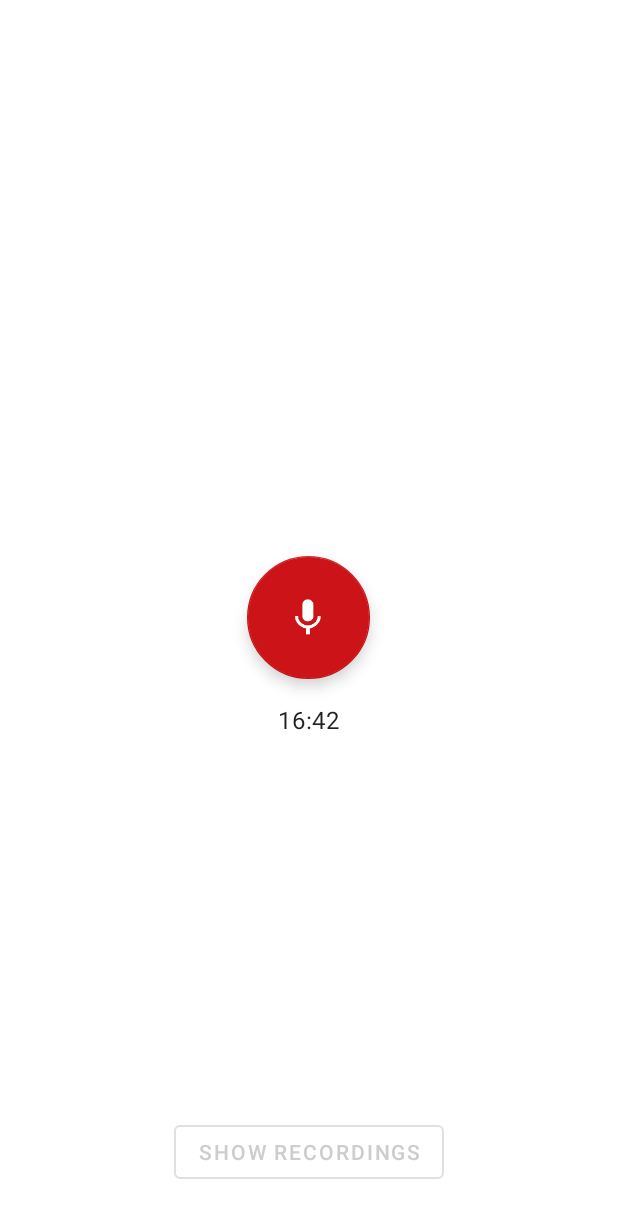
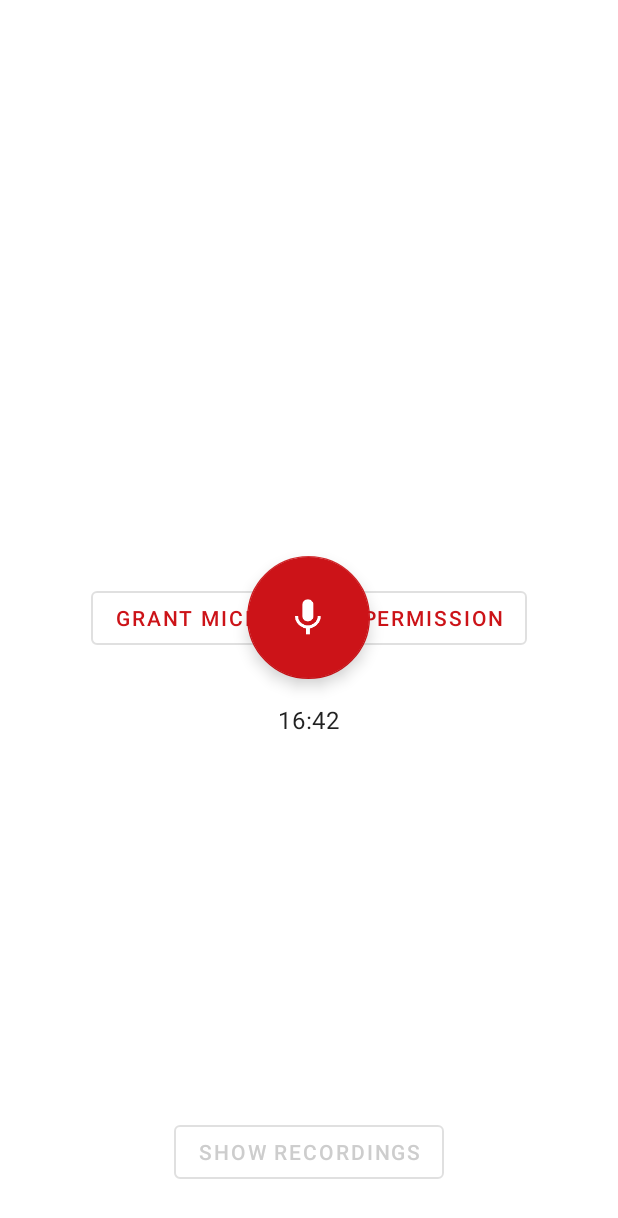
Before and after one commit to moopat/voice-recorder, an Android app: the layout activity_main.xml on its own in the app's theme, with its tools: preview values and no code run, on a phone screen of 412 x 824 dp. Shown: the top 1218 px of the screen. Run offline under Robolectric (Android 15) with nearby library versions, the phone set to English and light mode, and no system bars.

Commit message:
Handle denied microphone permission

```diff
--- a/app/src/main/java/at/moop/voicerecorder/RecorderApplication.kt
+++ b/app/src/main/java/at/moop/voicerecorder/RecorderApplication.kt
@@ -27,7 +27,7 @@ class RecorderApplication : Application() {
             modules(module {
                 single { RecordingDatabase.buildDatabase(androidContext()) }
                 single { RecordingRepositoryImpl(get()) as RecordingRepository }
-                viewModel { MainActivityViewModel(get()) }
+                viewModel { MainActivityViewModel(get(), get()) }
                 viewModel { RecordingsViewModel(get()) }
                 viewModel { PlaybackViewModel(get()) }
             })
--- a/app/src/main/res/layout/activity_main.xml
+++ b/app/src/main/res/layout/activity_main.xml
@@ -8,9 +8,9 @@
     tools:context=".ui.MainActivity">
 
     <at.moop.voicerecorder.widget.RockingCircle
+        android:id="@+id/bouncingCircle"
         android:layout_width="match_parent"
-        android:id="@+id/bouncingCircle"
-        android:layout_height="match_parent"/>
+        android:layout_height="match_parent" />
 
     <com.google.android.material.floatingactionbutton.FloatingActionButton
         android:id="@+id/buttonToggleRecording"
@@ -34,6 +34,17 @@
         tools:text="16:42" />
 
     <Button
+        android:id="@+id/buttonGrantPermission"
+        style="@style/Widget.MaterialComponents.Button.OutlinedButton"
+        android:layout_width="wrap_content"
+        android:layout_height="wrap_content"
+        android:layout_centerInParent="true"
+        android:text="@string/main_button_permission"
+        android:textColor="@color/colorAccent"
+        android:visibility="gone"
+        tools:visibility="visible" />
+
+    <Button
         android:id="@+id/buttonShowAll"
         style="@style/Widget.MaterialComponents.Button.OutlinedButton"
         android:layout_width="wrap_content"
--- a/app/src/main/res/values/strings.xml
+++ b/app/src/main/res/values/strings.xml
@@ -11,4 +11,5 @@
     <string name="recordings_item_today">Today, %s</string>
     <string name="recordings_delete">Long-press to delete</string>
     <string name="recordings_empty">There are no recordings at this time\n¯\_(ツ)_/¯</string>
+    <string name="main_button_permission">Grant microphone permission</string>
 </resources>
```
Also changed, not shown: app/src/main/java/at/moop/voicerecorder/ui/MainActivity.kt (+26 -1 lines), app/src/main/java/at/moop/voicerecorder/viewmodel/MainActivityViewModel.kt (+15 -1 lines).
